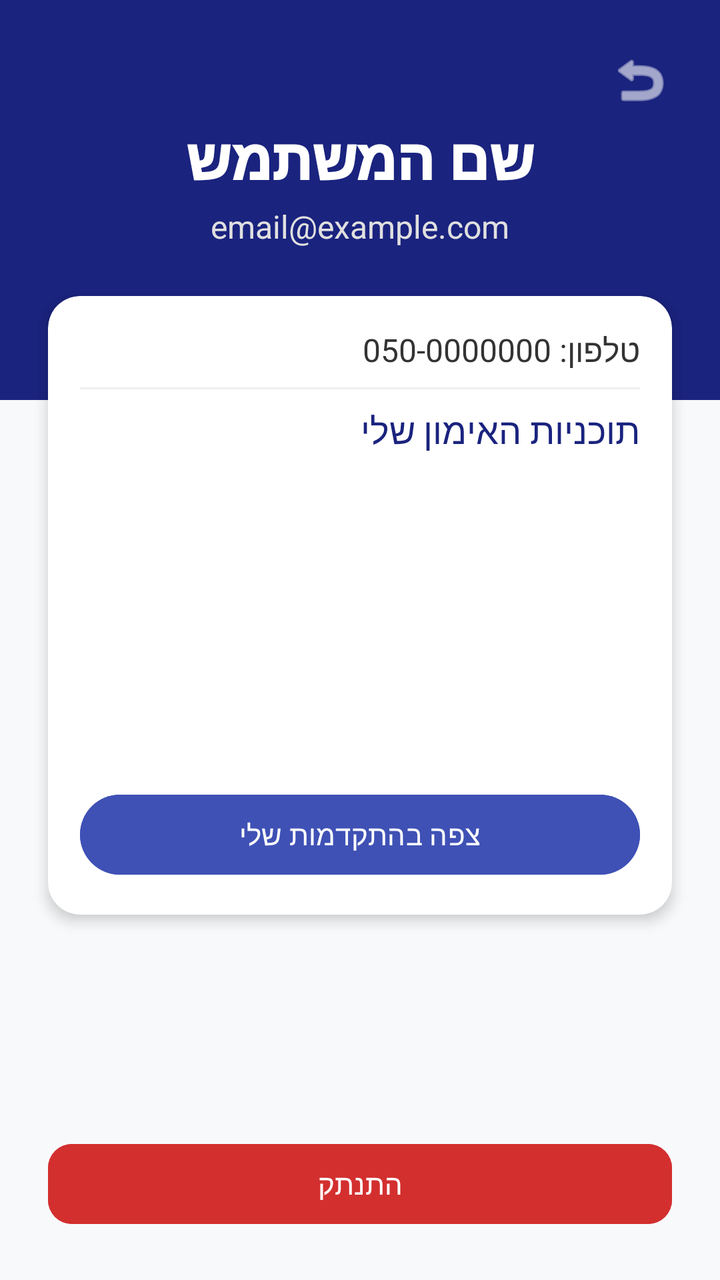
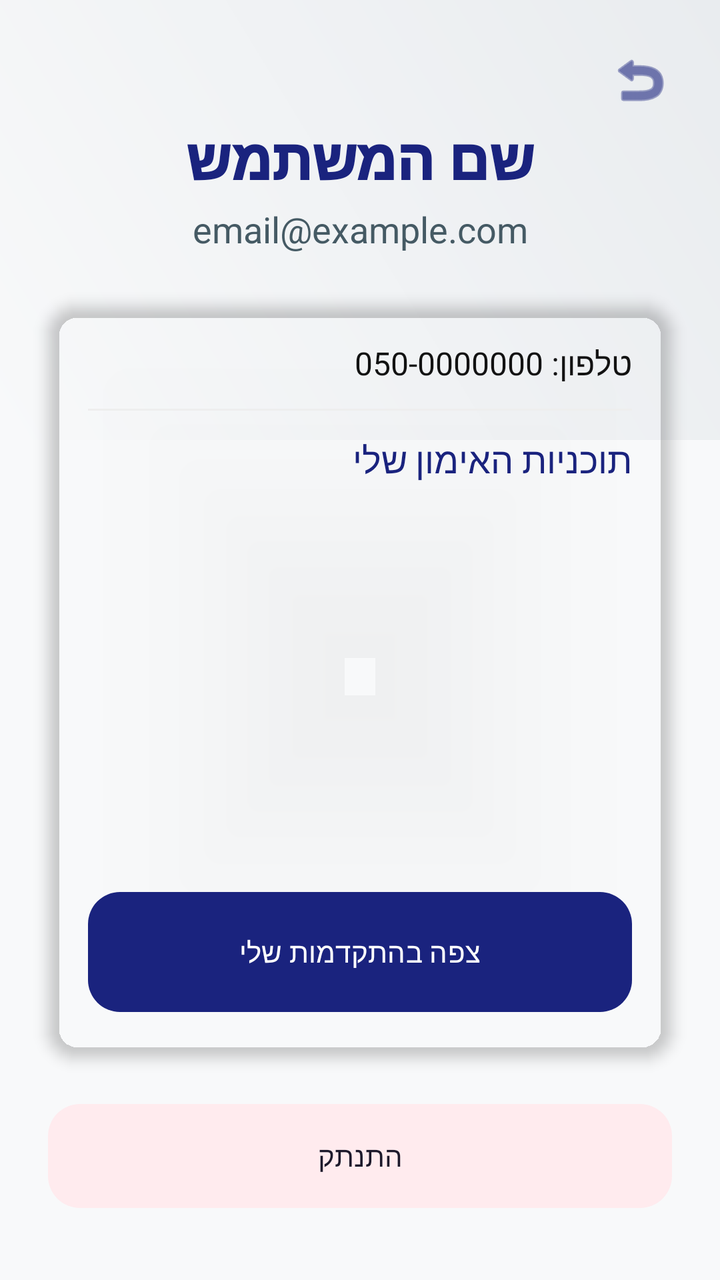

Before-and-after screenshots of an Android layout around one commit, followed by the original layout XML and the change that was made.
<!-- AndroidManifest.xml: application theme Theme.Gym_calender10 -->
<!-- res/layout/activity_users_profile.xml -->
<?xml version="1.0" encoding="utf-8"?>
<androidx.constraintlayout.widget.ConstraintLayout xmlns:android="http://schemas.android.com/apk/res/android"
    xmlns:app="http://schemas.android.com/apk/res-auto"
    xmlns:tools="http://schemas.android.com/tools"
    android:layout_width="match_parent"
    android:layout_height="match_parent"
    android:background="#F8F9FA">

    <View
        android:id="@+id/headerBackground"
        android:layout_width="0dp"
        android:layout_height="200dp"
        android:background="#1A237E"
        app:layout_constraintEnd_toEndOf="parent"
        app:layout_constraintStart_toStartOf="parent"
        app:layout_constraintTop_toTopOf="parent" />

    <ImageButton
        android:id="@+id/btnBackFromProfile"
        android:layout_width="48dp"
        android:layout_height="48dp"
        android:layout_marginTop="16dp"
        android:layout_marginEnd="16dp"
        android:background="?attr/selectableItemBackgroundBorderless"
        android:src="@android:drawable/ic_menu_revert"
        app:layout_constraintEnd_toEndOf="parent"
        app:layout_constraintTop_toTopOf="parent"
        app:tint="#FFFFFF" />

    <TextView
        android:id="@+id/tvProfileName"
        android:layout_width="wrap_content"
        android:layout_height="wrap_content"
        android:layout_marginTop="60dp"
        android:fontFamily="sans-serif-black"
        android:text="שם המשתמש"
        android:textColor="#FFFFFF"
        android:textSize="28sp"
        app:layout_constraintEnd_toEndOf="parent"
        app:layout_constraintStart_toStartOf="parent"
        app:layout_constraintTop_toTopOf="parent" />

    <TextView
        android:id="@+id/tvProfileEmail"
        android:layout_width="wrap_content"
        android:layout_height="wrap_content"
        android:layout_marginTop="4dp"
        android:text="email@example.com"
        android:textColor="#E0E0E0"
        android:textSize="16sp"
        app:layout_constraintEnd_toEndOf="parent"
        app:layout_constraintStart_toStartOf="parent"
        app:layout_constraintTop_toBottomOf="@+id/tvProfileName" />

    <androidx.cardview.widget.CardView
        android:id="@+id/cvDetails"
        android:layout_width="0dp"
        android:layout_height="wrap_content"
        android:layout_marginHorizontal="24dp"
        android:layout_marginTop="24dp"
        app:cardCornerRadius="16dp"
        app:cardElevation="4dp"
        app:layout_constraintEnd_toEndOf="parent"
        app:layout_constraintStart_toStartOf="parent"
        app:layout_constraintTop_toBottomOf="@+id/tvProfileEmail">

        <LinearLayout
            android:layout_width="match_parent"
            android:layout_height="wrap_content"
            android:orientation="vertical"
            android:padding="16dp">

            <TextView
                android:id="@+id/tvProfilePhone"
                android:layout_width="match_parent"
                android:layout_height="wrap_content"
                android:text="טלפון: 050-0000000"
                android:textColor="#333333"
                android:textSize="16sp" />

            <View
                android:layout_width="match_parent"
                android:layout_height="1dp"
                android:layout_marginVertical="8dp"
                android:background="#EEEEEE" />

            <TextView
                android:layout_width="match_parent"
                android:layout_height="wrap_content"
                android:fontFamily="sans-serif-medium"
                android:text="תוכניות האימון שלי"
                android:textColor="#1A237E"
                android:textSize="18sp" />

            <androidx.recyclerview.widget.RecyclerView
                android:id="@+id/rvProfilePlans"
                android:layout_width="match_parent"
                android:layout_height="150dp"
                android:layout_marginTop="8dp" />

            <Button
                android:id="@+id/btnViewProgress"
                android:layout_width="match_parent"
                android:layout_height="wrap_content"
                android:layout_marginTop="8dp"
                android:backgroundTint="#3F51B5"
                android:text="צפה בהתקדמות שלי"
                android:textColor="#FFFFFF" />

        </LinearLayout>
    </androidx.cardview.widget.CardView>

    <Button
        android:id="@+id/btnLogout"
        android:layout_width="0dp"
        android:layout_height="wrap_content"
        android:layout_marginHorizontal="24dp"
        android:layout_marginBottom="24dp"
        android:backgroundTint="#D32F2F"
        android:text="התנתק"
        android:textColor="#FFFFFF"
        app:cornerRadius="12dp"
        app:layout_constraintBottom_toBottomOf="parent"
        app:layout_constraintEnd_toEndOf="parent"
        app:layout_constraintStart_toStartOf="parent" />

</androidx.constraintlayout.widget.ConstraintLayout>
<!-- resources referenced by this layout -->
<resources>
  <style name="Theme.Gym_calender10" parent="Theme.Material3.Light.NoActionBar">
          <item name="android:colorBackground">#FFFFFF</item>
          <item name="android:textColor">#000000</item>
          <item name="colorPrimary">#2196F3</item>
          <item name="colorPrimaryDark">#1976D2</item>
          <item name="colorAccent">#03A9F4</item>
          <item name="bottomSheetDialogTheme">@style/AppBottomSheetDialogTheme</item>
      </style>
  <style name="AppBottomSheetDialogTheme" parent="Theme.Design.Light.BottomSheetDialog">
          <item name="bottomSheetStyle">@style/AppBottomSheetStyle</item>
      </style>
  <style name="AppBottomSheetStyle" parent="Widget.Design.BottomSheet.Modal">
          <item name="android:background">@android:color/transparent</item>
      </style>
</resources>

<!-- the commit's change to res/layout/activity_users_profile.xml (unified diff, before → after) -->
@@ -4,13 +4,13 @@
     xmlns:tools="http://schemas.android.com/tools"
     android:layout_width="match_parent"
     android:layout_height="match_parent"
-    android:background="#F8F9FA">
+    android:background="@color/backgroundColor">
 
     <View
         android:id="@+id/headerBackground"
         android:layout_width="0dp"
-        android:layout_height="200dp"
-        android:background="#1A237E"
+        android:layout_height="220dp"
+        android:background="@drawable/bg_gradient_welcome"
         app:layout_constraintEnd_toEndOf="parent"
         app:layout_constraintStart_toStartOf="parent"
         app:layout_constraintTop_toTopOf="parent" />
@@ -25,7 +25,7 @@
         android:src="@android:drawable/ic_menu_revert"
         app:layout_constraintEnd_toEndOf="parent"
         app:layout_constraintTop_toTopOf="parent"
-        app:tint="#FFFFFF" />
+        app:tint="@color/primaryColor" />
 
     <TextView
         android:id="@+id/tvProfileName"
@@ -34,7 +34,7 @@
         android:layout_marginTop="60dp"
         android:fontFamily="sans-serif-black"
         android:text="שם המשתמש"
-        android:textColor="#FFFFFF"
+        android:textColor="@color/primaryColor"
         android:textSize="28sp"
         app:layout_constraintEnd_toEndOf="parent"
         app:layout_constraintStart_toStartOf="parent"
@@ -46,20 +46,19 @@
         android:layout_height="wrap_content"
         android:layout_marginTop="4dp"
         android:text="email@example.com"
-        android:textColor="#E0E0E0"
-        android:textSize="16sp"
+        android:textColor="@color/secondaryTextColor"
+        android:textSize="18sp"
         app:layout_constraintEnd_toEndOf="parent"
         app:layout_constraintStart_toStartOf="parent"
         app:layout_constraintTop_toBottomOf="@+id/tvProfileName" />
 
-    <androidx.cardview.widget.CardView
+    <com.google.android.material.card.MaterialCardView
         android:id="@+id/cvDetails"
+        style="@style/AppCard"
         android:layout_width="0dp"
         android:layout_height="wrap_content"
         android:layout_marginHorizontal="24dp"
         android:layout_marginTop="24dp"
-        app:cardCornerRadius="16dp"
-        app:cardElevation="4dp"
         app:layout_constraintEnd_toEndOf="parent"
         app:layout_constraintStart_toStartOf="parent"
         app:layout_constraintTop_toBottomOf="@+id/tvProfileEmail">
@@ -68,20 +67,20 @@
             android:layout_width="match_parent"
             android:layout_height="wrap_content"
             android:orientation="vertical"
-            android:padding="16dp">
+            android:padding="20dp">
 
             <TextView
                 android:id="@+id/tvProfilePhone"
                 android:layout_width="match_parent"
                 android:layout_height="wrap_content"
                 android:text="טלפון: 050-0000000"
-                android:textColor="#333333"
+                android:textColor="@color/primaryTextColor"
                 android:textSize="16sp" />
 
             <View
                 android:layout_width="match_parent"
                 android:layout_height="1dp"
-                android:layout_marginVertical="8dp"
+                android:layout_marginVertical="12dp"
                 android:background="#EEEEEE" />
 
             <TextView
@@ -89,37 +88,37 @@
                 android:layout_height="wrap_content"
                 android:fontFamily="sans-serif-medium"
                 android:text="תוכניות האימון שלי"
-                android:textColor="#1A237E"
+                android:textColor="@color/primaryColor"
                 android:textSize="18sp" />
 
             <androidx.recyclerview.widget.RecyclerView
                 android:id="@+id/rvProfilePlans"
                 android:layout_width="match_parent"
-                android:layout_height="150dp"
+                android:layout_height="180dp"
                 android:layout_marginTop="8dp" />
 
-            <Button
+            <com.google.android.material.button.MaterialButton
                 android:id="@+id/btnViewProgress"
                 android:layout_width="match_parent"
-                android:layout_height="wrap_content"
-                android:layout_marginTop="8dp"
-                android:backgroundTint="#3F51B5"
+                android:layout_height="60dp"
+                android:layout_marginTop="16dp"
                 android:text="צפה בהתקדמות שלי"
-                android:textColor="#FFFFFF" />
+                app:cornerRadius="16dp" />
 
         </LinearLayout>
-    </androidx.cardview.widget.CardView>
+    </com.google.android.material.card.MaterialCardView>
 
-    <Button
+    <com.google.android.material.button.MaterialButton
         android:id="@+id/btnLogout"
+        style="@style/Widget.Material3.Button.TonalButton"
         android:layout_width="0dp"
-        android:layout_height="wrap_content"
+        android:layout_height="60dp"
         android:layout_marginHorizontal="24dp"
-        android:layout_marginBottom="24dp"
-        android:backgroundTint="#D32F2F"
+        android:layout_marginBottom="32dp"
         android:text="התנתק"
-        android:textColor="#FFFFFF"
-        app:cornerRadius="12dp"
+
+        app:backgroundTint="#FFEBEE"
+        app:cornerRadius="16dp"
         app:layout_constraintBottom_toBottomOf="parent"
         app:layout_constraintEnd_toEndOf="parent"
         app:layout_constraintStart_toStartOf="parent" />
<!-- resource entries referenced after the edit -->
@@ -1,12 +1,71 @@
 <!-- resources referenced by this layout -->
 <resources>
+  <color name="backgroundColor">#F8F9FA</color>
+  <color name="primaryColor">#1A237E</color>
+  <color name="primaryTextColor">#121212</color>
+  <color name="secondaryTextColor">#455A64</color>
+  <!-- drawable bg_gradient_welcome (drawable) -->
+  <?xml version="1.0" encoding="utf-8"?>
+  <shape xmlns:android="http://schemas.android.com/apk/res/android"
+      android:shape="rectangle">
+      <gradient
+          android:angle="45"
+          android:endColor="@color/bg_welcome_end"
+          android:startColor="@color/bg_welcome_start"
+          android:type="linear" />
+  </shape>
+  <style name="AppCard" parent="Widget.Material3.CardView.Elevated">
+          <item name="cardBackgroundColor">@color/cardBackground</item>
+          <item name="cardElevation">4dp</item>
+          <item name="cardCornerRadius">16dp</item>
+          <item name="shapeAppearance">@style/ShapeAppearance.App.MediumComponent</item>
+      </style>
   <style name="Theme.Gym_calender10" parent="Theme.Material3.Light.NoActionBar">
-          <item name="android:colorBackground">#FFFFFF</item>
-          <item name="android:textColor">#000000</item>
-          <item name="colorPrimary">#2196F3</item>
-          <item name="colorPrimaryDark">#1976D2</item>
-          <item name="colorAccent">#03A9F4</item>
+          
+          <item name="colorPrimary">@color/primaryColor</item>
+          <item name="colorPrimaryVariant">@color/primaryDarkColor</item>
+          <item name="colorOnPrimary">@color/whiteTextColor</item>
+  
+          
+          <item name="colorSecondary">@color/secondaryColor</item>
+          <item name="colorSecondaryVariant">@color/secondaryDarkColor</item>
+          <item name="colorOnSecondary">@color/whiteTextColor</item>
+  
+          
+          <item name="android:statusBarColor">@color/primaryDarkColor</item>
+  
+          
+          <item name="android:windowBackground">@color/backgroundColor</item>
+          <item name="colorSurface">@color/surfaceColor</item>
+          <item name="colorOnSurface">@color/primaryTextColor</item>
+  
+          
+          <item name="materialButtonStyle">@style/AppButton</item>
+          <item name="textInputStyle">@style/AppTextInputLayout</item>
+          <item name="materialCardViewStyle">@style/AppCard</item>
+  
           <item name="bottomSheetDialogTheme">@style/AppBottomSheetDialogTheme</item>
+      </style>
+  <color name="bg_welcome_end">#E9ECEF</color>
+  <color name="bg_welcome_start">#F8F9FA</color>
+  <style name="ShapeAppearance.App.MediumComponent" parent="ShapeAppearance.Material3.MediumComponent">
+          <item name="cornerFamily">rounded</item>
+          <item name="cornerSize">12dp</item>
+      </style>
+  <color name="primaryDarkColor">#000051</color>
+  <color name="whiteTextColor">#FFFFFF</color>
+  <color name="secondaryColor">#E65100</color>
+  <style name="AppButton" parent="Widget.Material3.Button">
+          <item name="android:insetTop">0dp</item>
+          <item name="android:insetBottom">0dp</item>
+          <item name="shapeAppearance">@style/ShapeAppearance.App.MediumComponent</item>
+      </style>
+  <style name="AppTextInputLayout" parent="Widget.Material3.TextInputLayout.OutlinedBox">
+          <item name="boxStrokeColor">@color/primaryColor</item>
+          <item name="boxCornerRadiusTopStart">8dp</item>
+          <item name="boxCornerRadiusTopEnd">8dp</item>
+          <item name="boxCornerRadiusBottomStart">8dp</item>
+          <item name="boxCornerRadiusBottomEnd">8dp</item>
       </style>
   <style name="AppBottomSheetDialogTheme" parent="Theme.Design.Light.BottomSheetDialog">
           <item name="bottomSheetStyle">@style/AppBottomSheetStyle</item>
